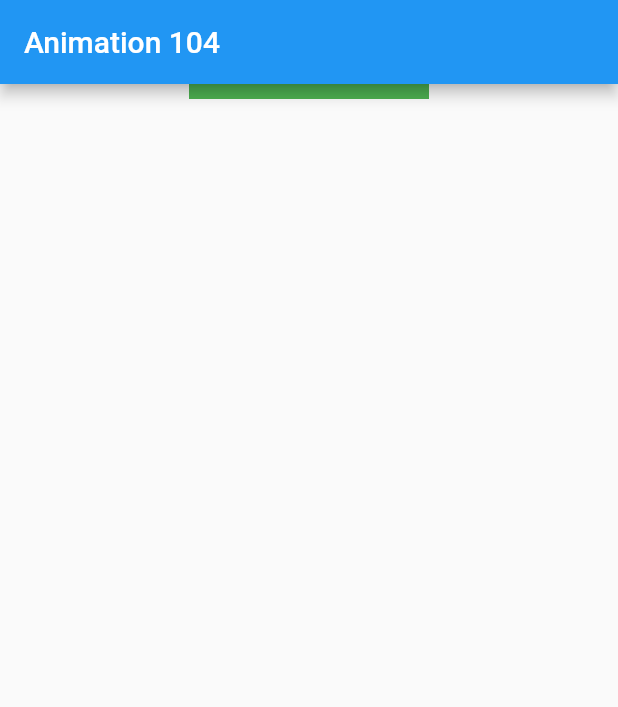
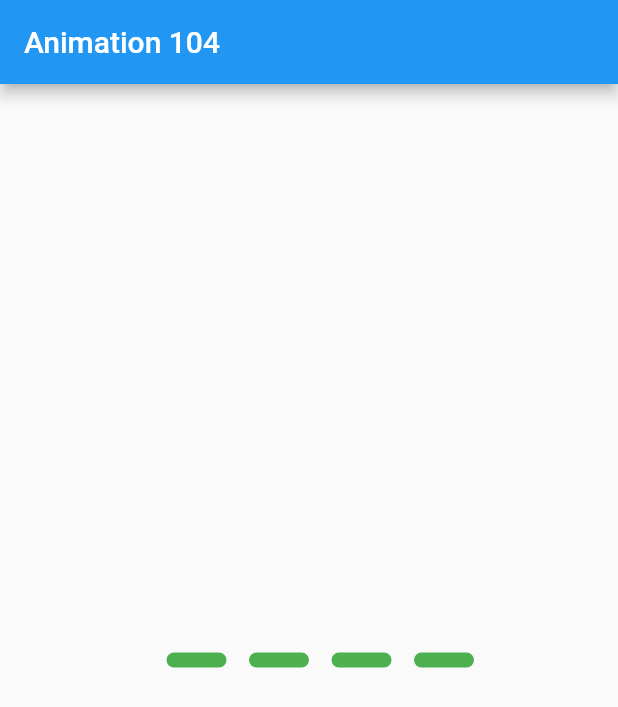
Before and after one commit to JAICHANGPARK/flutter_animation104, a Flutter app: the screen it shows after launch, on a phone screen of 412 x 824 dp. Shown: the top 707 px of the screen. Run offline on Flutter 3.47's test engine with Material 2 defaults, Android fonts, the phone set to English and light mode, and no system bars.

Commit message:
added margin left

```diff
--- a/flutter_anim104/lib/brick_page.dart
+++ b/flutter_anim104/lib/brick_page.dart
@@ -12,7 +12,8 @@ class _BrickPageState extends State<BrickPage> {
       appBar: AppBar(
         title: Text("Animation 104"),
       ),
-      body: Row(
+      body: Center(
+        child: Row(
           mainAxisAlignment: MainAxisAlignment.center,
           children: <Widget>[
             Brick(),
@@ -21,20 +22,28 @@ class _BrickPageState extends State<BrickPage> {
             Brick(),
           ],
         ),
+      ),
     );
   }
 }
 
 class Brick extends StatelessWidget {
+
+  final double marginLeft;
+
+  Brick({this.marginLeft = 15.0});
+
   @override
   Widget build(BuildContext context) {
     // TODO: implement build
     return Container(
+      margin: EdgeInsets.only(left: marginLeft),
       width: 40.0,
       height: 10.0,
-      color: Colors.green,
+//      color: Colors.green,
       decoration: BoxDecoration(
-          borderRadius: BorderRadius.circular(15.0), color: Colors.green),
+          borderRadius: BorderRadius.circular(15.0),
+          color: Colors.green),
     );
   }
 }
```
Also changed, not shown: device-2018-12-14-142430.png (added). Lines whose indentation alone changed are shown as unchanged.
